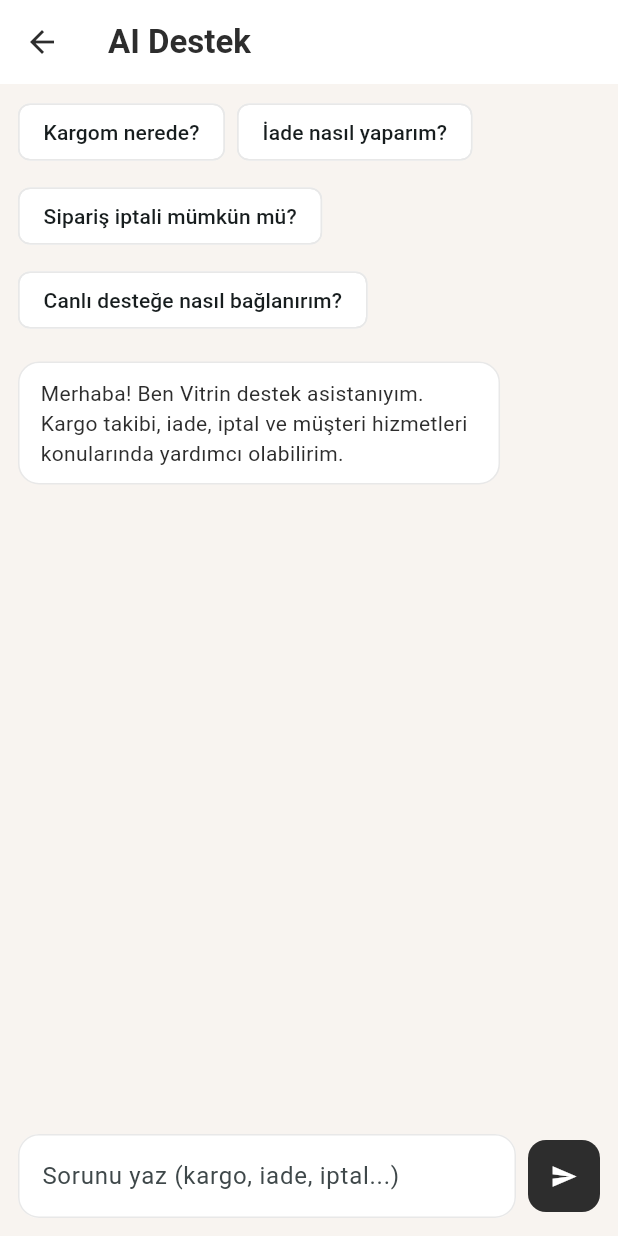
After one commit to buse-akdeniz/vitrin_app, a Flutter app: the SupportChatScreen screen opened directly, after a tap on the "send" icon, on a phone screen of 412 x 824 dp. The commit adds this screen. Run offline on Flutter 3.47's test engine with Material 3 defaults, Android fonts, the phone set to English and light mode, and no system bars; our stand-ins replace shared_preferences; accounts and stored records are empty; network calls fail; statements that could not run were skipped.

Commit message:
feat: add in-app AI support chat

```diff
--- /dev/null
+++ b/lib/screens/support_chat_screen.dart
@@ -0,0 +1,242 @@
+import 'package:flutter/material.dart';
+import '../services/api_service.dart';
+
+class SupportChatScreen extends StatefulWidget {
+  const SupportChatScreen({super.key});
+
+  @override
+  State<SupportChatScreen> createState() => _SupportChatScreenState();
+}
+
+class _SupportChatScreenState extends State<SupportChatScreen> {
+  final TextEditingController _messageController = TextEditingController();
+  final ScrollController _scrollController = ScrollController();
+
+  final List<Map<String, String>> _messages = [
+    {
+      'role': 'assistant',
+      'text':
+          'Merhaba! Ben Vitrin destek asistanıyım. Kargo takibi, iade, iptal ve müşteri hizmetleri konularında yardımcı olabilirim.'
+    }
+  ];
+
+  bool _isSending = false;
+  List<String> _suggestions = const [
+    'Kargom nerede?',
+    'İade nasıl yaparım?',
+    'Sipariş iptali mümkün mü?',
+    'Canlı desteğe nasıl bağlanırım?'
+  ];
+
+  @override
+  void dispose() {
+    _messageController.dispose();
+    _scrollController.dispose();
+    super.dispose();
+  }
+
+  Future<void> _sendMessage([String? preset]) async {
+    if (_isSending) return;
+
+    final raw = preset ?? _messageController.text;
+    final text = raw.trim();
+    if (text.isEmpty) return;
+
+    setState(() {
+      _messages.add({'role': 'user', 'text': text});
+      _isSending = true;
+    });
+    _messageController.clear();
+    _scrollToBottom();
+
+    try {
+      final history = _messages
+          .map((m) => {
+                'role': m['role'] ?? 'user',
+                'text': m['text'] ?? '',
+              })
+          .toList();
+
+      final result = await ApiService.supportChat(
+        message: text,
+        history: history,
+      );
+
+      final reply = (result['reply'] ?? '').toString().trim();
+      final suggestionsRaw = result['suggestions'];
+      final nextSuggestions = suggestionsRaw is List
+          ? suggestionsRaw.map((e) => e.toString()).where((e) => e.isNotEmpty).toList()
+          : _suggestions;
+
+      setState(() {
+        _messages.add({
+          'role': 'assistant',
+          'text': reply.isNotEmpty
+              ? reply
+              : 'Şu an yanıt üretilemedi. Lütfen tekrar deneyin.'
+        });
+        _suggestions = nextSuggestions;
+      });
+    } catch (_) {
+      setState(() {
+        _messages.add({
+          'role': 'assistant',
+          'text':
+              'Bağlantı sorunu oluştu. Lütfen kısa süre sonra tekrar deneyin.'
+        });
+      });
+    } finally {
+      if (mounted) {
+        setState(() => _isSending = false);
+        _scrollToBottom();
+      }
+    }
+  }
+
+  void _scrollToBottom() {
+    Future.delayed(const Duration(milliseconds: 120), () {
+      if (!_scrollController.hasClients) return;
+      _scrollController.animateTo(
+        _scrollController.position.maxScrollExtent,
+        duration: const Duration(milliseconds: 220),
+        curve: Curves.easeOut,
+      );
+    });
+  }
+
+  @override
+  Widget build(BuildContext context) {
+    return Scaffold(
+      backgroundColor: const Color(0xFFF8F4F0),
+      appBar: AppBar(
+        title: const Text(
+          'AI Destek',
+          style: TextStyle(color: Color(0xFF2D2D2D), fontWeight: FontWeight.bold),
+        ),
+        backgroundColor: Colors.white,
+        elevation: 0,
+        iconTheme: const IconThemeData(color: Color(0xFF2D2D2D)),
+      ),
+      body: Column(
+        children: [
+          Padding(
+            padding: const EdgeInsets.fromLTRB(12, 8, 12, 4),
+            child: Align(
+              alignment: Alignment.centerLeft,
+              child: Wrap(
+                spacing: 8,
+                runSpacing: 8,
+                children: _suggestions
+                    .map(
+                      (s) => ActionChip(
+                        label: Text(s),
+                        onPressed: _isSending ? null : () => _sendMessage(s),
+                        backgroundColor: Colors.white,
+                        side: const BorderSide(color: Color(0xFFE8E8E8)),
+                      ),
+                    )
+                    .toList(),
+              ),
+            ),
+          ),
+          Expanded(
+            child: ListView.builder(
+              controller: _scrollController,
+              padding: const EdgeInsets.symmetric(horizontal: 12, vertical: 8),
+              itemCount: _messages.length,
+              itemBuilder: (context, index) {
+                final item = _messages[index];
+                final isUser = item['role'] == 'user';
+                return Align(
+                  alignment:
+                      isUser ? Alignment.centerRight : Alignment.centerLeft,
+                  child: Container(
+                    margin: const EdgeInsets.symmetric(vertical: 5),
+                    padding: const EdgeInsets.symmetric(
+                      horizontal: 14,
+                      vertical: 10,
+                    ),
+                    constraints: BoxConstraints(
+                      maxWidth: MediaQuery.of(context).size.width * 0.78,
+                    ),
+                    decoration: BoxDecoration(
+                      color: isUser ? const Color(0xFF2D2D2D) : Colors.white,
+                      borderRadius: BorderRadius.circular(14),
+                      border: isUser
+                          ? null
+                          : Border.all(color: const Color(0xFFE8E8E8)),
+                    ),
+                    child: Text(
+                      item['text'] ?? '',
+                      style: TextStyle(
+                        color: isUser ? Colors.white : const Color(0xFF2D2D2D),
+                        fontSize: 14,
+                      ),
+                    ),
+                  ),
+                );
+              },
+            ),
+          ),
+          SafeArea(
+            top: false,
+            child: Padding(
+              padding: const EdgeInsets.fromLTRB(12, 8, 12, 12),
+              child: Row(
+                children: [
+                  Expanded(
+                    child: TextField(
+                      controller: _messageController,
+                      textInputAction: TextInputAction.send,
+                      onSubmitted: (_) => _sendMessage(),
+                      decoration: InputDecoration(
+                        hintText: 'Sorunu yaz (kargo, iade, iptal...)',
+                        filled: true,
+                        fillColor: Colors.white,
+                        border: OutlineInputBorder(
+                          borderRadius: BorderRadius.circular(14),
+                          borderSide: BorderSide.none,
+                        ),
+                        enabledBorder: OutlineInputBorder(
+                          borderRadius: BorderRadius.circular(14),
+                          borderSide: const BorderSide(color: Color(0xFFE8E8E8)),
+                        ),
+                      ),
+                    ),
+                  ),
+                  const SizedBox(width: 8),
+                  SizedBox(
+                    width: 48,
+                    height: 48,
+                    child: ElevatedButton(
+                      onPressed: _isSending ? null : _sendMessage,
+                      style: ElevatedButton.styleFrom(
+                        backgroundColor: const Color(0xFF2D2D2D),
+                        foregroundColor: Colors.white,
+                        padding: EdgeInsets.zero,
+                        shape: RoundedRectangleBorder(
+                          borderRadius: BorderRadius.circular(12),
+                        ),
+                        elevation: 0,
+                      ),
+                      child: _isSending
+                          ? const SizedBox(
+                              width: 18,
+                              height: 18,
+                              child: CircularProgressIndicator(
+                                strokeWidth: 2,
+                                color: Colors.white,
+                              ),
+                            )
+                          : const Icon(Icons.send),
+                    ),
+                  )
+                ],
+              ),
+            ),
+          )
+        ],
+      ),
+    );
+  }
+}
--- a/lib/services/api_service.dart
+++ b/lib/services/api_service.dart
@@ -148,4 +148,22 @@ class ApiService {
     );
     return jsonDecode(response.body);
   }
+
+  // ─── Destek Asistanı (AI Chat) ───────────────────────────────────────────
+
+  static Future<Map<String, dynamic>> supportChat({
+    required String message,
+    List<Map<String, String>> history = const [],
+  }) async {
+    final response = await http.post(
+      Uri.parse('$baseUrl/support/chat'),
+      headers: await _authHeaders(),
+      body: jsonEncode({
+        'message': message,
+        'history': history,
+      }),
+    );
+
+    return jsonDecode(response.body);
+  }
 }
```
Also changed, not shown: lib/main.dart (+42 -10 lines), lib/screens/home_screen.dart (+13 -0 lines).
